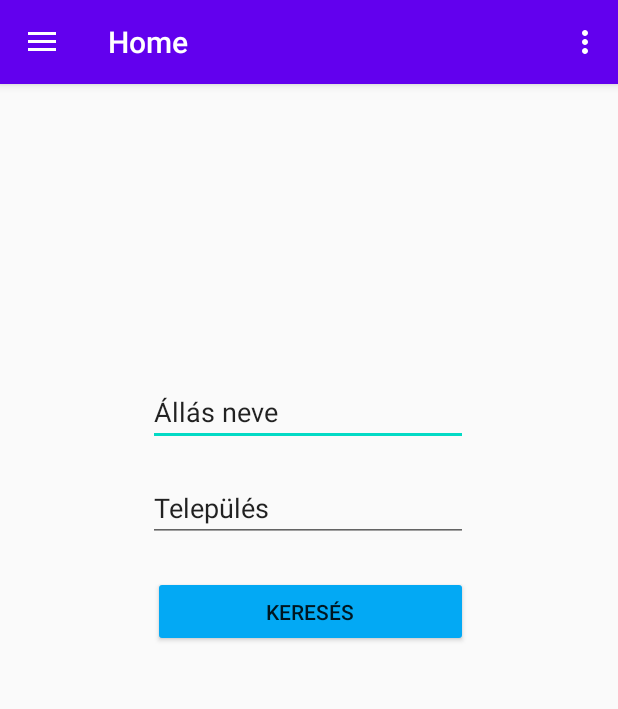
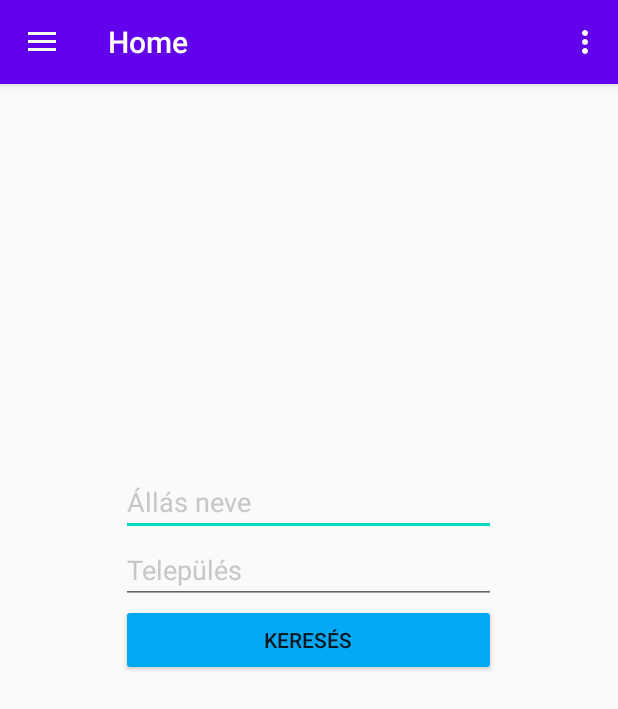
Before and after one commit to FBalazsBme/JobSeeker, an Android app: the screen it shows after launch (MainActivity), on a phone screen of 412 x 824 dp. Shown: the top 709 px of the screen. Run offline under Robolectric (Android 15) with nearby library versions, the phone set to English and light mode, and no system bars; our stand-ins replace navigation-ui.

Commit message:
Main search adjusted.

```diff
--- a/app/src/main/res/layout/content_main.xml
+++ b/app/src/main/res/layout/content_main.xml
@@ -12,46 +12,62 @@
         android:name="androidx.navigation.fragment.NavHostFragment"
         android:layout_width="match_parent"
         android:layout_height="match_parent"
+        android:layout_centerVertical="true"
         app:defaultNavHost="true"
-        app:layout_constraintHorizontal_bias="0.0"
+        app:layout_constraintHorizontal_bias="1.0"
         app:layout_constraintLeft_toLeftOf="parent"
         app:layout_constraintRight_toRightOf="parent"
         app:layout_constraintTop_toTopOf="parent"
         app:navGraph="@navigation/mobile_navigation" />
 
+    <LinearLayout
+        android:layout_width="match_parent"
+
+        android:layout_height="wrap_content"
+        android:layout_centerVertical="true"
+        android:layout_gravity="center"
+        android:layout_marginTop="256dp"
+        android:gravity="center"
+        android:orientation="vertical"
+        app:layout_constraintHorizontal_bias="0.0"
+        app:layout_constraintLeft_toLeftOf="parent"
+        app:layout_constraintRight_toRightOf="parent"
+        app:layout_constraintTop_toTopOf="@+id/nav_host_fragment">
+
         <EditText
             android:id="@+id/job_keyword"
             android:layout_width="wrap_content"
             android:layout_height="wrap_content"
-        android:layout_marginTop="196dp"
-        android:layout_marginEnd="100dp"
+            android:width="250dp"
             android:ems="10"
+            android:hint="Állás neve"
             android:inputType="textPersonName"
-        android:text="Állás neve"
-        app:layout_constraintEnd_toEndOf="parent"
-        app:layout_constraintTop_toTopOf="@+id/nav_host_fragment" />
+            android:singleLine="true"
+            android:textColorHint="#c7c7c7" />
 
         <EditText
             android:id="@+id/location"
             android:layout_width="wrap_content"
             android:layout_height="wrap_content"
-        android:layout_marginTop="260dp"
-        android:layout_marginEnd="100dp"
+            android:width="250dp"
             android:ems="10"
+            android:hint="Település"
             android:inputType="textPersonName"
-        android:text="Település"
-        app:layout_constraintEnd_toEndOf="parent"
-        app:layout_constraintTop_toTopOf="parent" />
+            android:singleLine="true"
+            android:textColorHint="#c7c7c7" />
 
         <Button
             android:id="@+id/search_button"
-        android:layout_width="210dp"
-        android:layout_height="47dp"
-        android:layout_marginTop="328dp"
-        android:layout_marginEnd="100dp"
+            android:layout_width="wrap_content"
+            android:layout_height="wrap_content"
+            android:width="250dp"
             android:backgroundTint="#03A9F4"
             android:backgroundTintMode="src_in"
+            android:ems="10"
+            android:singleLine="true"
             android:text="Keresés"
             app:layout_constraintEnd_toEndOf="@+id/nav_host_fragment"
             app:layout_constraintTop_toTopOf="@+id/nav_host_fragment" />
+
+    </LinearLayout>
 </androidx.constraintlayout.widget.ConstraintLayout>
```
Lines whose indentation alone changed are shown as unchanged.
